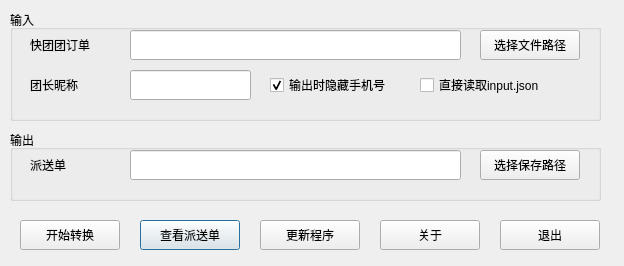
Qt form GrouponDeliveryNoteMainDialog.ui (mtshang1984/GrouponDeliveryNote) before a commit.
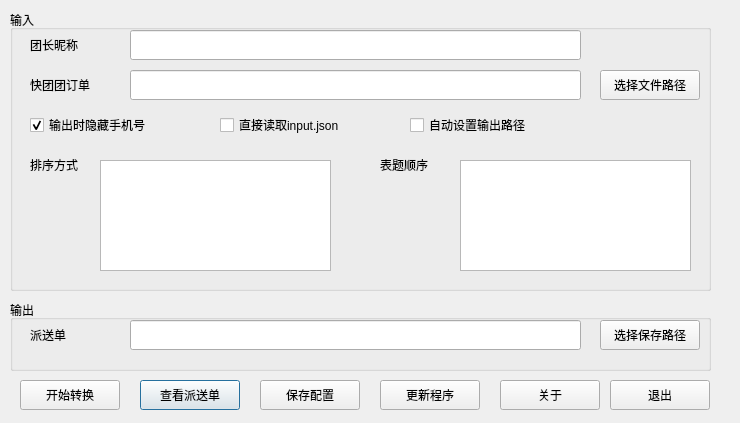
The same form after that commit.

Patch:
```diff
--- a/GrouponDeliveryNoteMainDialog.ui
+++ b/GrouponDeliveryNoteMainDialog.ui
@@ -6,8 +6,8 @@
    <rect>
     <x>0</x>
     <y>0</y>
-    <width>624</width>
-    <height>266</height>
+    <width>740</width>
+    <height>423</height>
    </rect>
   </property>
   <property name="windowTitle">
@@ -17,7 +17,7 @@
    <property name="geometry">
     <rect>
      <x>30</x>
-     <y>150</y>
+     <y>320</y>
      <width>80</width>
      <height>30</height>
     </rect>
@@ -33,8 +33,8 @@
    <property name="geometry">
     <rect>
      <x>130</x>
-     <y>150</y>
-     <width>331</width>
+     <y>320</y>
+     <width>451</width>
      <height>30</height>
     </rect>
    </property>
@@ -46,7 +46,7 @@
    <property name="geometry">
     <rect>
      <x>140</x>
-     <y>220</y>
+     <y>380</y>
      <width>100</width>
      <height>30</height>
     </rect>
@@ -58,8 +58,8 @@
   <widget class="QPushButton" name="pushButtonAbout">
    <property name="geometry">
     <rect>
-     <x>380</x>
-     <y>220</y>
+     <x>500</x>
+     <y>380</y>
      <width>100</width>
      <height>30</height>
     </rect>
@@ -71,8 +71,8 @@
   <widget class="QPushButton" name="pushButtonCheckUpdate">
    <property name="geometry">
     <rect>
-     <x>260</x>
-     <y>220</y>
+     <x>380</x>
+     <y>380</y>
      <width>100</width>
      <height>30</height>
     </rect>
@@ -86,8 +86,8 @@
     <rect>
      <x>10</x>
      <y>10</y>
-     <width>591</width>
-     <height>111</height>
+     <width>701</width>
+     <height>281</height>
     </rect>
    </property>
    <property name="title">
@@ -96,8 +96,8 @@
    <widget class="QCheckBox" name="checkBoxIfHidePhoneNumber">
     <property name="geometry">
      <rect>
-      <x>260</x>
-      <y>60</y>
+      <x>20</x>
+      <y>100</y>
       <width>141</width>
       <height>30</height>
      </rect>
@@ -112,8 +112,8 @@
    <widget class="QCheckBox" name="checkBoxIfDirectReadInputJson">
     <property name="geometry">
      <rect>
-      <x>410</x>
-      <y>60</y>
+      <x>210</x>
+      <y>100</y>
       <width>171</width>
       <height>30</height>
      </rect>
@@ -125,8 +125,8 @@
    <widget class="QPushButton" name="pushButtonSelectFile">
     <property name="geometry">
      <rect>
-      <x>470</x>
-      <y>20</y>
+      <x>590</x>
+      <y>60</y>
       <width>100</width>
       <height>30</height>
      </rect>
@@ -139,8 +139,8 @@
     <property name="geometry">
      <rect>
       <x>120</x>
-      <y>60</y>
-      <width>121</width>
+      <y>20</y>
+      <width>451</width>
       <height>30</height>
      </rect>
     </property>
@@ -149,7 +149,7 @@
     <property name="geometry">
      <rect>
       <x>20</x>
-      <y>60</y>
+      <y>20</y>
       <width>80</width>
       <height>30</height>
      </rect>
@@ -162,7 +162,7 @@
     <property name="geometry">
      <rect>
       <x>20</x>
-      <y>20</y>
+      <y>60</y>
       <width>80</width>
       <height>30</height>
      </rect>
@@ -175,19 +175,84 @@
     <property name="geometry">
      <rect>
       <x>120</x>
-      <y>20</y>
-      <width>331</width>
+      <y>60</y>
+      <width>451</width>
       <height>30</height>
      </rect>
     </property>
    </widget>
+   <widget class="QListView" name="listViewSequence">
+    <property name="geometry">
+     <rect>
+      <x>90</x>
+      <y>150</y>
+      <width>231</width>
+      <height>111</height>
+     </rect>
+    </property>
+    <property name="editTriggers">
+     <set>QAbstractItemView::NoEditTriggers</set>
+    </property>
+   </widget>
+   <widget class="QLabel" name="label_4">
+    <property name="geometry">
+     <rect>
+      <x>20</x>
+      <y>140</y>
+      <width>80</width>
+      <height>30</height>
+     </rect>
+    </property>
+    <property name="text">
+     <string>排序方式</string>
+    </property>
+   </widget>
+   <widget class="QLabel" name="label_5">
+    <property name="geometry">
+     <rect>
+      <x>370</x>
+      <y>140</y>
+      <width>80</width>
+      <height>30</height>
+     </rect>
+    </property>
+    <property name="text">
+     <string>表题顺序</string>
+    </property>
+   </widget>
+   <widget class="QListView" name="listViewTitleSequence">
+    <property name="geometry">
+     <rect>
+      <x>450</x>
+      <y>150</y>
+      <width>231</width>
+      <height>111</height>
+     </rect>
+    </property>
+    <property name="editTriggers">
+     <set>QAbstractItemView::NoEditTriggers</set>
+    </property>
+   </widget>
+   <widget class="QCheckBox" name="checkBoxIfAutomatedSetOutputPath">
+    <property name="geometry">
+     <rect>
+      <x>400</x>
+      <y>100</y>
+      <width>171</width>
+      <height>30</height>
+     </rect>
+    </property>
+    <property name="text">
+     <string>自动设置输出路径</string>
+    </property>
+   </widget>
   </widget>
   <widget class="QGroupBox" name="groupBox_2">
    <property name="geometry">
     <rect>
      <x>10</x>
-     <y>130</y>
-     <width>591</width>
+     <y>300</y>
+     <width>701</width>
      <height>71</height>
     </rect>
    </property>
@@ -197,7 +262,7 @@
    <widget class="QPushButton" name="pushButtonSaveFile">
     <property name="geometry">
      <rect>
-      <x>470</x>
+      <x>590</x>
       <y>20</y>
       <width>100</width>
       <height>30</height>
@@ -211,8 +276,8 @@
   <widget class="QPushButton" name="pushButtonQuit">
    <property name="geometry">
     <rect>
-     <x>500</x>
-     <y>220</y>
+     <x>610</x>
+     <y>380</y>
      <width>100</width>
      <height>30</height>
     </rect>
@@ -225,7 +290,7 @@
    <property name="geometry">
     <rect>
      <x>20</x>
-     <y>220</y>
+     <y>380</y>
      <width>100</width>
      <height>30</height>
     </rect>
@@ -234,6 +299,19 @@
     <string>开始转换</string>
    </property>
   </widget>
+  <widget class="QPushButton" name="pushButtonSaveConfig">
+   <property name="geometry">
+    <rect>
+     <x>260</x>
+     <y>380</y>
+     <width>100</width>
+     <height>30</height>
+    </rect>
+   </property>
+   <property name="text">
+    <string>保存配置</string>
+   </property>
+  </widget>
   <zorder>groupBox_2</zorder>
   <zorder>groupBox</zorder>
   <zorder>label_3</zorder>
```
Left out of the diff: 3 changed lines with no effect on the pictures.
